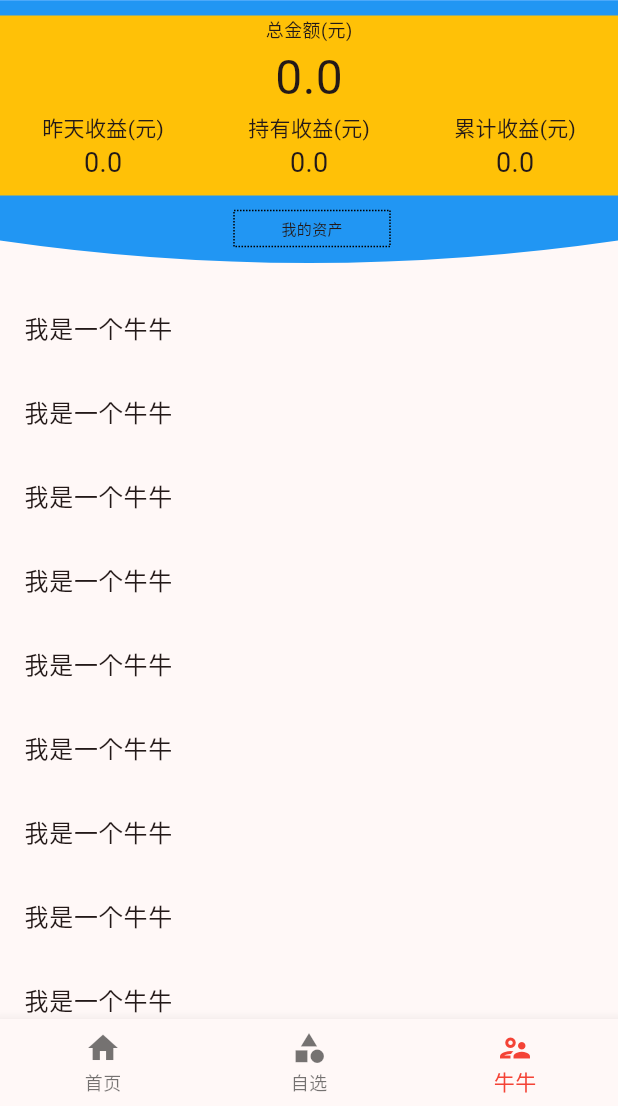
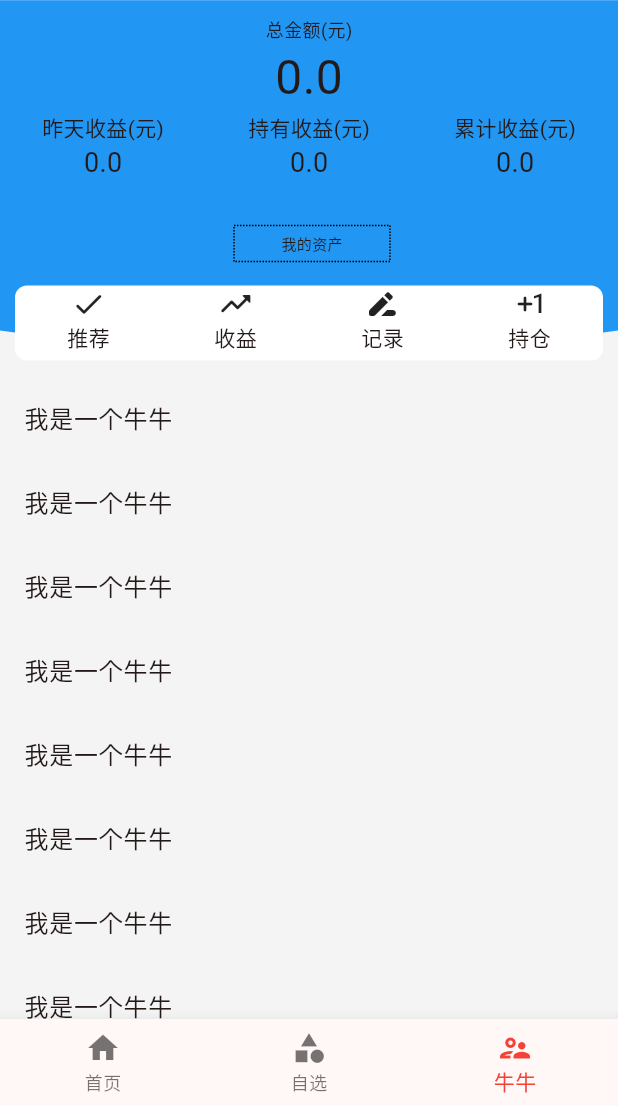
Before and after one commit to OmegaChan/fund_flutter_app, a Flutter app: the screen it shows after launch, item 3 of the bottom bar chosen, on a phone screen of 412 x 824 dp, the part 130-1236 px from its top. Run offline on Flutter 3.47's test engine with Material 2 defaults, Android fonts, the phone set to English and light mode, and no system bars; drawn by our look-alikes of dotted_border, marquee.

Commit message:
feat: Constructed the control panel in my page

```diff
--- a/lib/config/constant.dart
+++ b/lib/config/constant.dart
@@ -1 +1,4 @@
-const double topBgHeight = 220;
+const double topBgHeight = 280;
+
+// listView bgc color
+const int colorListView = 0xFFF4F4F5;
--- a/lib/pages/user.dart
+++ b/lib/pages/user.dart
@@ -1,5 +1,6 @@
 import 'package:flutter/material.dart';
 import '../widgets/user/top_container.dart';
+import '../config/constant.dart';
 
 class UserPage extends StatelessWidget {
   const UserPage({super.key});
@@ -18,7 +19,7 @@ class UserPage extends StatelessWidget {
           ),
         ),
       ),
-      body: const UserBody()
+      body: const UserBody(),
     );
   }
 }
@@ -32,11 +33,14 @@ class UserBody extends StatelessWidget {
     }return list;
   }
   @override Widget build(BuildContext context) {
-    return ListView(
-      children: [
-        const TopbgWiget(),
-        ..._initListView(),
-      ],
+    return Container(
+      color: const Color(colorListView),
+      child: ListView(
+        children: [
+          const TopbgWiget(),
+          ..._initListView(),
+        ],
+      ),
     );
   }
 }
--- a/lib/widgets/user/top_container.dart
+++ b/lib/widgets/user/top_container.dart
@@ -2,6 +2,7 @@ import 'package:flutter/material.dart';
 import './top_container_marquee.dart';
 import './top_container_amount.dart';
 import './top_container_lead.dart';
+import 'top_container_panel.dart';
 import '../../config/constant.dart';
 
 class TopbgWiget extends StatelessWidget {
@@ -12,12 +13,6 @@ class TopbgWiget extends StatelessWidget {
     return SizedBox(
       width: MediaQuery.of(context).size.width,
       height: topBgHeight,
-      // decoration: const BoxDecoration(
-      //   color: Colors.amber,
-      // ),
-      // child: CustomPaint(
-      //   painter: ShapePainter(),
-      // ),
       child: Stack(
         children: <Widget>[
           Positioned(
@@ -43,8 +38,14 @@ class TopbgWiget extends StatelessWidget {
           const Positioned(
             left: 0,
             right: 0,
-            bottom: 20,
+            top: 180,
             child: TopleadWiget()
+          ),
+          const Positioned(
+            left: 0,
+            right: 0,
+            top: 220,
+            child: TopPanelWiget()
           ),
         ],
       ),
--- a/lib/widgets/user/top_container_amount.dart
+++ b/lib/widgets/user/top_container_amount.dart
@@ -15,11 +15,8 @@ class _TopAmountWigetState extends State<TopAmountWiget> {
 
   @override
   Widget build(BuildContext context) {
-    return Container(
+    return SizedBox(
       height: 120,
-      decoration: const BoxDecoration(
-        color: Colors.amber,
-      ),
       child: Align(
         alignment: Alignment.topCenter,
         child: Column(
--- /dev/null
+++ b/lib/widgets/user/top_container_panel.dart
@@ -0,0 +1,59 @@
+import 'package:flutter/material.dart';
+
+class TopPanelWiget extends StatelessWidget {
+  const TopPanelWiget({super.key});
+
+  @override
+  Widget build(BuildContext context) {
+    return Padding(
+      padding: const EdgeInsets.fromLTRB(10.0, 0, 10.0, 0),
+      child: Container(
+        height: 50,
+        width: MediaQuery.of(context).size.width - 20,
+        decoration: BoxDecoration(
+          color: Colors.white,
+          borderRadius: BorderRadius.circular(8.0),
+        ),
+        child: const PannelBody(),
+      ),
+    );
+  }
+}
+
+class PannelBody extends StatelessWidget {
+  const PannelBody({Key? key}) : super(key: key);
+
+  @override
+  Widget build(BuildContext context) {
+    return const Row(
+      mainAxisAlignment: MainAxisAlignment.spaceAround,
+      crossAxisAlignment: CrossAxisAlignment.center,
+      children: [
+        Column(
+          children: [
+            Icon(Icons.done_rounded),
+            Text('推荐'),
+          ],
+        ),
+        Column(
+          children: [
+            Icon(Icons.trending_up_rounded),
+            Text('收益'),
+          ],
+        ),
+        Column(
+          children: [
+            Icon(Icons.drive_file_rename_outline_rounded),
+            Text('记录'),
+          ],
+        ),
+        Column(
+          children: [
+            Icon(Icons.exposure_plus_1_rounded),
+            Text('持仓'),
+          ],
+        ),
+      ],
+    );
+  }
+}
```
